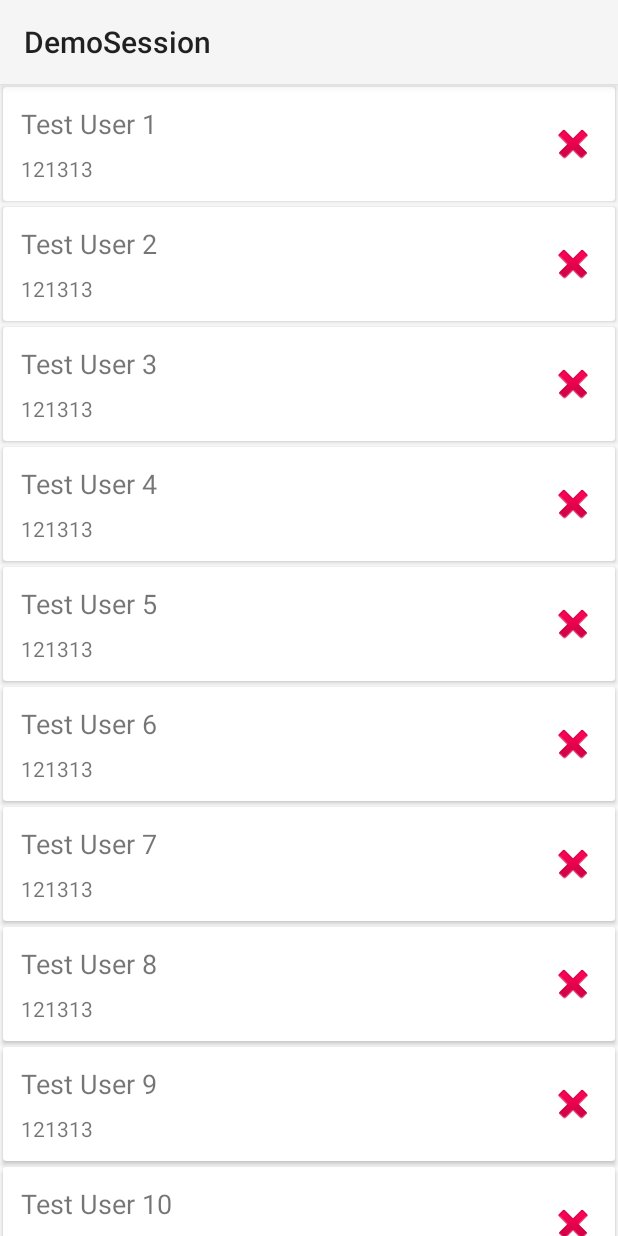
After one commit to guruprasadmsv/thinkluisve, an Android app built with Jetpack Compose: the fragment RecyclerListFragment shown on its own in the app's theme, on a phone screen of 412 x 824 dp. The commit adds this screen. Run offline under Robolectric (Android 15) with nearby library versions, the phone set to English and light mode, and no system bars; our stand-ins replace Room's generated code.

Commit message:
- Changes related to Recyclerview implementation. - Changes related Room database implementation.

```diff
--- a/app/build.gradle.kts
+++ b/app/build.gradle.kts
@@ -69,4 +69,7 @@ dependencies {
     androidTestImplementation("androidx.compose.ui:ui-test-junit4")
     debugImplementation("androidx.compose.ui:ui-tooling")
     debugImplementation("androidx.compose.ui:ui-test-manifest")
+
+    implementation("androidx.room:room-runtime:2.6.1")
+    annotationProcessor("androidx.room:room-compiler:2.6.1")
 }
--- a/app/src/main/AndroidManifest.xml
+++ b/app/src/main/AndroidManifest.xml
@@ -1,6 +1,7 @@
 <?xml version="1.0" encoding="utf-8"?>
 <manifest xmlns:android="http://schemas.android.com/apk/res/android"
     xmlns:tools="http://schemas.android.com/tools">
+
 
     <application
         android:allowBackup="true"
--- /dev/null
+++ b/app/src/main/java/com/example/demosession/DemoUser.kt
@@ -0,0 +1,10 @@
+package com.example.demosession
+
+import androidx.room.ColumnInfo
+import androidx.room.Entity
+
+@Entity
+data class DemoUser(
+    var name: String? = null,
+    var userId: String? = null
+)
--- /dev/null
+++ b/app/src/main/java/com/example/demosession/demolist/DemoViewModel.kt
@@ -0,0 +1,58 @@
+package com.example.demosession.demolist
+
+import androidx.lifecycle.LiveData
+import androidx.lifecycle.MutableLiveData
+import androidx.lifecycle.ViewModel
+import com.example.demosession.DemoUser
+
+class DemoViewModel: ViewModel() {
+
+    private val userDemoDataList = mutableListOf<DemoUser>()
+
+    private val _userListLiveData = MutableLiveData<List<DemoUser>>()
+    val userListLiveData: LiveData<List<DemoUser>>
+        get() = _userListLiveData
+
+    private val _userAddedLiveData = MutableLiveData<List<DemoUser>>()
+    val userAddedLiveData: LiveData<List<DemoUser>>
+        get() = _userAddedLiveData
+
+    private val _userRemovedLiveData = MutableLiveData<Int>()
+    val userRemovedLiveData: LiveData<Int>
+        get() = _userRemovedLiveData
+
+    init {
+        userDemoDataList.add(DemoUser("Test User 1", "121313"))
+        userDemoDataList.add(DemoUser("Test User 2", "121313"))
+        userDemoDataList.add(DemoUser("Test User 3", "121313"))
+        userDemoDataList.add(DemoUser("Test User 4", "121313"))
+        userDemoDataList.add(DemoUser("Test User 5", "121313"))
+        userDemoDataList.add(DemoUser("Test User 6", "121313"))
+        userDemoDataList.add(DemoUser("Test User 7", "121313"))
+        userDemoDataList.add(DemoUser("Test User 8", "121313"))
+        userDemoDataList.add(DemoUser("Test User 9", "121313"))
+        userDemoDataList.add(DemoUser("Test User 10", "121313"))
+        userDemoDataList.add(DemoUser("Test User 11", "121313"))
+        userDemoDataList.add(DemoUser("Test User 12", "121313"))
+        userDemoDataList.add(DemoUser("Test User 13", "121313"))
+        userDemoDataList.add(DemoUser("Test User 14", "121313"))
+        userDemoDataList.add(DemoUser("Test User 15", "121313"))
+        userDemoDataList.add(DemoUser("Test User 16", "121313"))
+        userDemoDataList.add(DemoUser("Test User 17", "121313"))
+        userDemoDataList.add(DemoUser("Test User 18", "121313"))
+    }
+
+    fun getUserDemoData() {
+        _userListLiveData.value = userDemoDataList
+    }
+
+    fun addDemoUser(username: String, number: String) {
+        userDemoDataList.add(DemoUser(username, number))
+        _userAddedLiveData.value = userDemoDataList
+    }
+
+    fun removeDemoUser(position: Int) {
+        userDemoDataList.removeAt(position)
+        _userRemovedLiveData.value = position
+    }
+}
--- /dev/null
+++ b/app/src/main/java/com/example/demosession/demolist/RecyclerDemoAdapter.kt
@@ -0,0 +1,38 @@
+package com.example.demosession.demolist
+
+import android.view.LayoutInflater
+import android.view.View
+import android.view.ViewGroup
+import android.widget.TextView
+import androidx.recyclerview.widget.RecyclerView
+import com.example.demosession.DemoUser
+import com.example.demosession.R
+
+class RecyclerDemoAdapter: RecyclerView.Adapter<RecyclerDemoAdapter.RecyclerViewHolder>() {
+
+    var dataList = arrayListOf<DemoUser>()
+
+    inner class RecyclerViewHolder(view: View): RecyclerView.ViewHolder(view) {
+        val demoNameTv = view.findViewById<TextView>(R.id.demoNameTv)
+        val demoNumberTv = view.findViewById<TextView>(R.id.demoContactTV)
+        fun bindData() {
+            dataList[adapterPosition].run {
+                demoNameTv.text = name
+                demoNumberTv.text = userId
+            }
+        }
+    }
+
+    override fun onCreateViewHolder(parent: ViewGroup, viewType: Int): RecyclerViewHolder {
+
+        return RecyclerViewHolder(
+            LayoutInflater.from(parent.context).inflate(R.layout.item_recycler_demo, parent, false)
+        )
+    }
+
+    override fun getItemCount() = dataList.size
+
+    override fun onBindViewHolder(holder: RecyclerViewHolder, position: Int) {
+        holder.bindData()
+    }
+}
--- /dev/null
+++ b/app/src/main/java/com/example/demosession/demolist/RecyclerListFragment.kt
@@ -0,0 +1,39 @@
+package com.example.demosession.demolist
+
+import android.os.Bundle
+import android.view.LayoutInflater
+import android.view.View
+import android.view.ViewGroup
+import androidx.fragment.app.Fragment
+import androidx.lifecycle.ViewModelProvider
+import androidx.recyclerview.widget.RecyclerView
+import com.example.demosession.DemoUser
+import com.example.demosession.R
+
+class RecyclerListFragment: Fragment() {
+
+    lateinit var demoViewModel: DemoViewModel
+    lateinit var recyclerDemoAdapter: RecyclerDemoAdapter
+    override fun onCreateView(
+        inflater: LayoutInflater,
+        container: ViewGroup?,
+        savedInstanceState: Bundle?
+    ): View? {
+        return inflater.inflate(R.layout.fragment_list_recyler, container, false)
+    }
+
+    override fun onViewCreated(view: View, savedInstanceState: Bundle?) {
+        super.onViewCreated(view, savedInstanceState)
+        demoViewModel = ViewModelProvider(this)[DemoViewModel::class.java]
+        recyclerDemoAdapter = RecyclerDemoAdapter()
+        val recyclerView = view.findViewById<RecyclerView>(R.id.demoListView)
+        recyclerView.adapter = recyclerDemoAdapter
+
+        demoViewModel.userListLiveData.observe(viewLifecycleOwner) {
+            recyclerDemoAdapter.dataList = it as ArrayList<DemoUser>
+            recyclerDemoAdapter.notifyDataSetChanged()
+        }
+
+        demoViewModel.getUserDemoData()
+    }
+}
--- /dev/null
+++ b/app/src/main/res/layout/fragment_list_recyler.xml
@@ -0,0 +1,14 @@
+<?xml version="1.0" encoding="utf-8"?>
+<androidx.constraintlayout.widget.ConstraintLayout xmlns:android="http://schemas.android.com/apk/res/android"
+    android:layout_width="match_parent"
+    android:layout_height="match_parent"
+    xmlns:app="http://schemas.android.com/apk/res-auto">
+
+    <androidx.recyclerview.widget.RecyclerView
+        android:id="@+id/demoListView"
+        android:layout_width="match_parent"
+        android:layout_height="match_parent"
+        app:layoutManager="androidx.recyclerview.widget.LinearLayoutManager"
+        />
+
+</androidx.constraintlayout.widget.ConstraintLayout>
--- /dev/null
+++ b/app/src/main/res/layout/item_recycler_demo.xml
@@ -0,0 +1,42 @@
+<?xml version="1.0" encoding="utf-8"?>
+<androidx.cardview.widget.CardView xmlns:android="http://schemas.android.com/apk/res/android"
+    xmlns:app="http://schemas.android.com/apk/res-auto"
+    xmlns:tools="http://schemas.android.com/tools"
+    android:layout_width="match_parent"
+    android:layout_height="wrap_content"
+    android:layout_margin="2dp">
+
+    <androidx.constraintlayout.widget.ConstraintLayout
+        android:layout_width="match_parent"
+        android:layout_height="wrap_content"
+        android:padding="12dp">
+
+        <TextView
+            android:id="@+id/demoNameTv"
+            android:layout_width="match_parent"
+            android:layout_height="wrap_content"
+            android:textSize="18sp"
+            app:layout_constraintTop_toTopOf="parent"
+            tools:text="User data" />
+
+        <TextView
+            android:id="@+id/demoContactTV"
+            android:layout_width="match_parent"
+            android:layout_height="wrap_content"
+            android:layout_marginTop="8dp"
+            app:layout_constraintTop_toBottomOf="@+id/demoNameTv"
+            tools:text="User Contact" />
+
+        <ImageButton
+            android:id="@+id/deleteUser"
+            android:layout_width="wrap_content"
+            android:layout_height="wrap_content"
+            android:background="?selectableItemBackgroundBorderless"
+            android:src="@android:drawable/ic_delete"
+            app:layout_constraintTop_toTopOf="parent"
+            app:layout_constraintEnd_toEndOf="parent"
+            app:layout_constraintBottom_toBottomOf="parent"
+            />
+
+    </androidx.constraintlayout.widget.ConstraintLayout>
+</androidx.cardview.widget.CardView>
```
Also changed, not shown: app/src/main/java/com/example/demosession/DemoListAdapter.kt (added, +48 -0 lines), app/src/main/java/com/example/demosession/DemoListRecyclerAdapter.kt (added, +37 -0 lines), app/src/main/java/com/example/demosession/FirstFragment.kt (+34 -7 lines), app/src/main/java/com/example/demosession/MainActivity.kt (+39 -3 lines), app/src/main/java/com/example/demosession/database/AppDataBase.kt (added, +19 -0 lines), app/src/main/java/com/example/demosession/database/DemoAppDatabase.kt (added, +10 -0 lines), app/src/main/java/com/example/demosession/database/DemoUserDao.kt (added, +20 -0 lines), app/src/main/res/layout/activity_main.xml (+15 -6 lines), app/src/main/res/layout/fragment_first.xml (+3 -7 lines), app/src/main/res/layout/item_demo_list.xml (added, +19 -0 lines).
